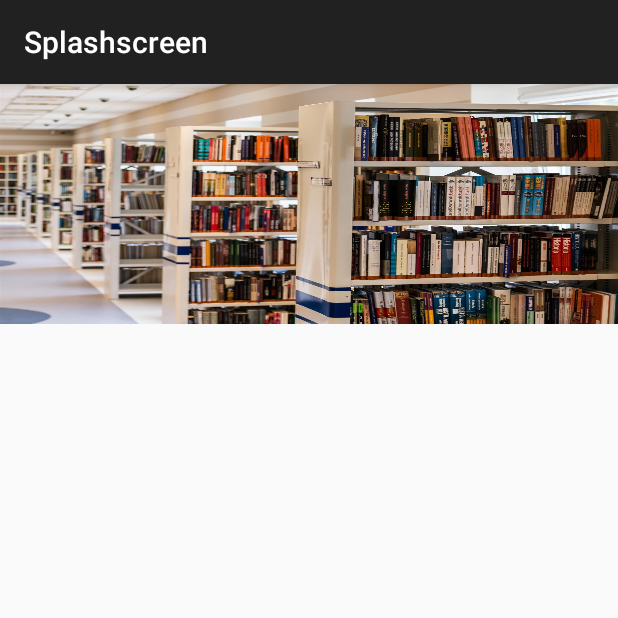
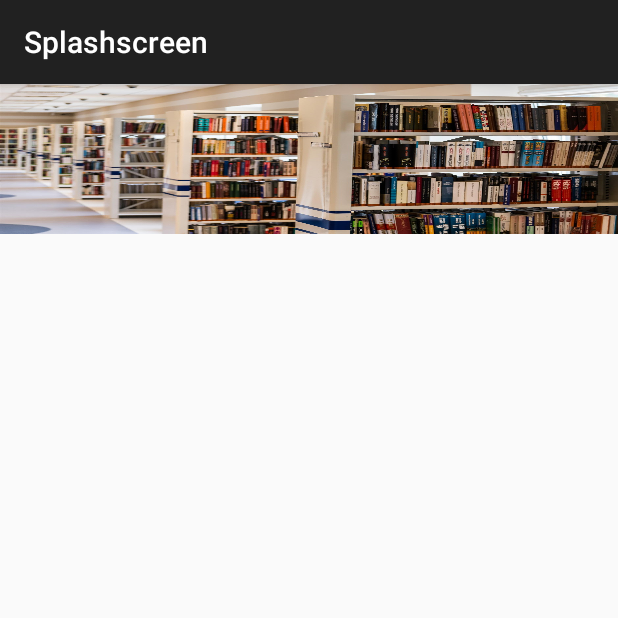
Before and after one commit to tillyamoah56/Library, an Android app: the Library screen opened directly, with no data from a screen before it, on a phone screen of 412 x 824 dp, the top half of it. Run offline under Robolectric (Android 15) with nearby library versions, the phone set to English and light mode, and no system bars.

Commit message:
i created the books class,made changes to the activity_library.xml..

```diff
--- /dev/null
+++ b/app/src/main/java/com/example/manueleagzample/splashscreen/activities/Books.java
@@ -0,0 +1,4 @@
+package com.example.manueleagzample.splashscreen.activities;
+
+public class Books {
+}
--- a/app/src/main/res/layout/activity_library.xml
+++ b/app/src/main/res/layout/activity_library.xml
@@ -3,8 +3,57 @@
     xmlns:app="http://schemas.android.com/apk/res-auto"
     xmlns:tools="http://schemas.android.com/tools"
     android:layout_width="match_parent"
-    android:layout_height="160dp"
+    android:layout_height="100dp"
     android:background="@drawable/shelves"
     tools:context=".activities.Library">
 
+
+    <android.support.design.widget.AppBarLayout
+        android:id="@+id/app_bar_layout"
+        android:layout_width="match_parent"
+        android:layout_height="wrap_content"
+        android:fitsSystemWindows="true"
+        android:theme="@style/ThemeOverlay.AppCompat.Dark.ActionBar">
+
+        <android.support.design.widget.CollapsingToolbarLayout
+            android:id="@+id/collapsing_toolbar"
+            android:layout_width="match_parent"
+            android:layout_height="match_parent"
+            android:fitsSystemWindows="true"
+            app:contentScrim="?attr/colorPrimary"
+            app:layout_scrollFlags="scroll|exitUntilCollapsed">
+
+            <LinearLayout
+                android:layout_width="match_parent"
+                android:layout_height="match_parent"
+                android:orientation="vertical"
+                app:layout_collapseMode="parallax">
+
+
+                <LinearLayout
+                    android:layout_width="match_parent"
+                    android:layout_height="wrap_content"
+                    android:orientation="horizontal"></LinearLayout>
+            </LinearLayout>
+
+
+        </android.support.design.widget.CollapsingToolbarLayout>
+
+    </android.support.design.widget.AppBarLayout>
+
+    <android.support.v4.widget.SwipeRefreshLayout
+        android:id="@+id/swipeRefresh"
+        android:layout_width="match_parent"
+        android:layout_height="match_parent"
+        android:clipToPadding="false"
+        app:layout_behavior="@string/appbar_scrolling_view_behavior">
+
+
+        <android.support.v7.widget.RecyclerView
+            android:id="@+id/recyclerViewBooks"
+            android:layout_width="match_parent"
+            android:layout_height="match_parent" />
+
+    </android.support.v4.widget.SwipeRefreshLayout>
+
 </android.support.constraint.ConstraintLayout>
```
Also changed, not shown: app/src/main/res/drawable/ar.jpg (added), app/src/main/res/drawable/ebook.jpeg (added).
